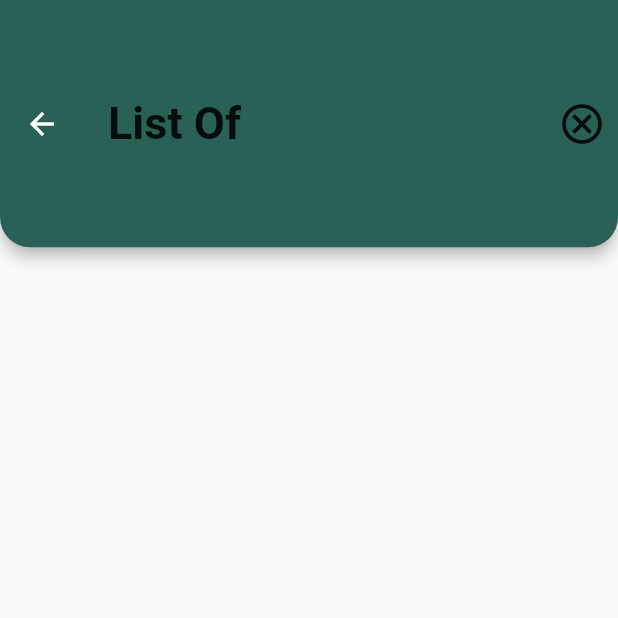
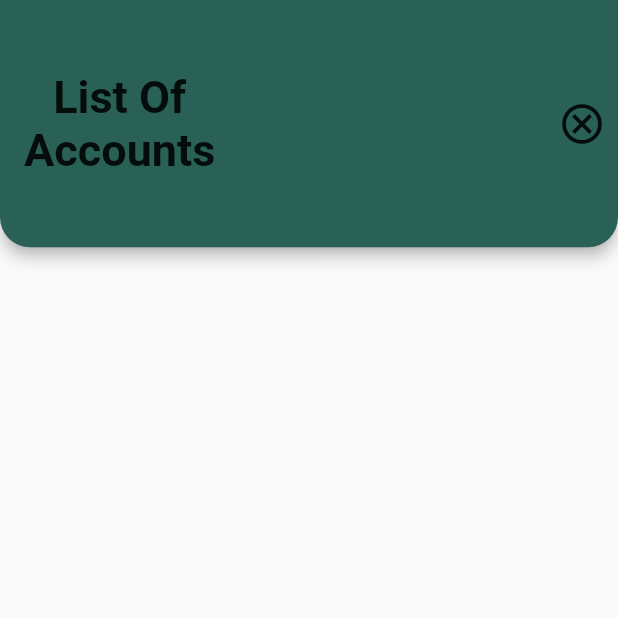
Before and after one commit to Shristythapa/budget_tracker, a Flutter app: the AddListOfAccount screen opened directly, on a phone screen of 412 x 824 dp, the top half of it. Run offline on Flutter 3.47's test engine with Material 2 defaults, Android fonts, the phone set to English and light mode, and no system bars.

Commit message:
Working on Add account

```diff
--- a/lib/addListOfAccount.dart
+++ b/lib/addListOfAccount.dart
@@ -57,10 +57,20 @@ class _addListOfAccountState extends State<AddListOfAccount> {
                     color: Colors.black87,
                   ),
                 ),
+                Text(
+                  "Accounts",
+                  style: TextStyle(
+                    fontSize: 30,
+                    fontWeight: FontWeight.bold,
+                    color: Colors.black87,
+                  ),
+                )
+              ],
+            ),
+          ],
+        ),
+      ),
 
-            ],
-          ),
-        ],
       ),
     );
   }
--- a/lib/landingpage.dart
+++ b/lib/landingpage.dart
@@ -1,3 +1,4 @@
+import 'package:budget_tracker/addListOfAccount.dart';
 import 'package:flutter/material.dart';
 import 'package:flutter/src/widgets/container.dart';
 import 'package:flutter/src/widgets/framework.dart';
@@ -14,7 +15,7 @@ class LandingPage extends StatelessWidget {
       theme: ThemeData(
           scaffoldBackgroundColor: Color.fromARGB(255, 161, 207, 245)),
       debugShowCheckedModeBanner: false,
-      home: MyLandingPage(),
+      home: AddListOfAccount(),
     );
   }
 }
```
